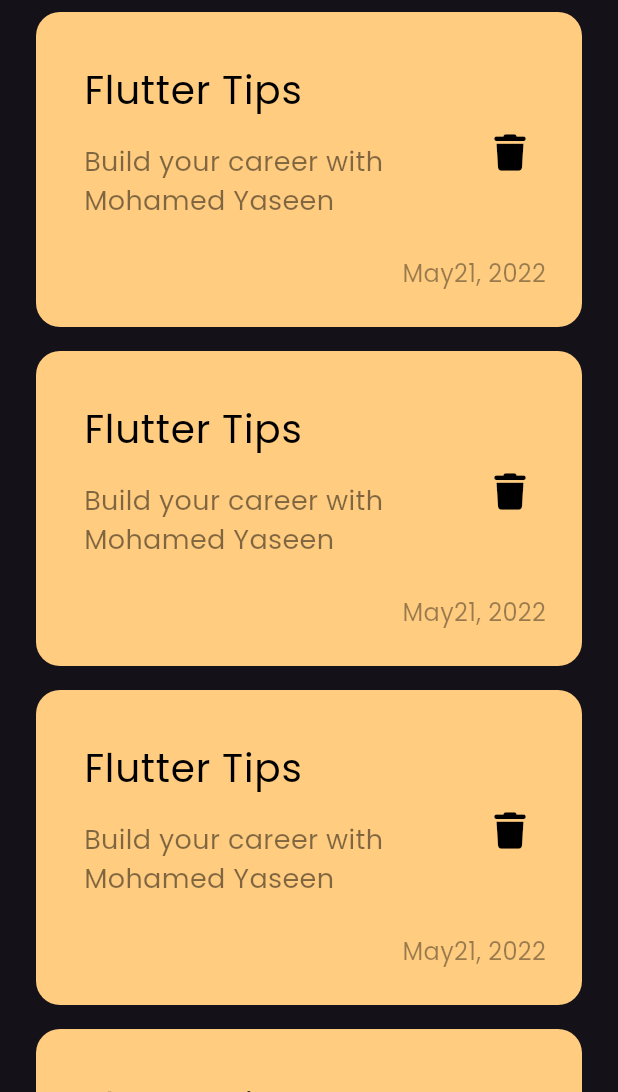
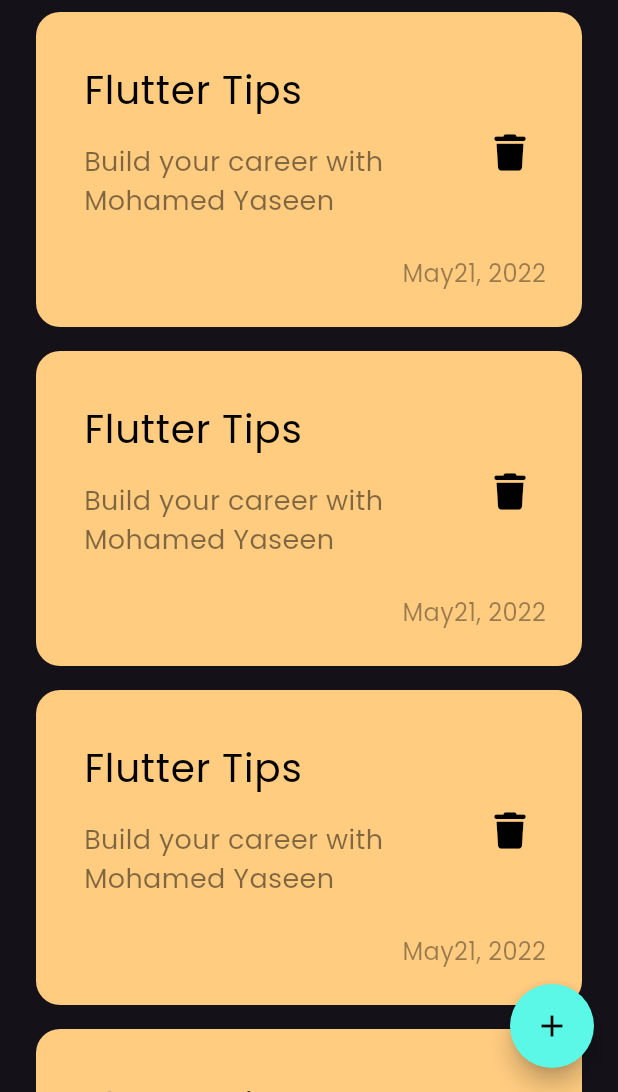
Before and after one commit to mohamed-yaseen13/notes_app, a Flutter app: the screen it shows after launch, on a phone screen of 412 x 824 dp, the part 144-1236 px from its top. Run offline on Flutter 3.47's test engine with Material 3 defaults, Android fonts, the phone set to English and light mode, and no system bars; our stand-ins replace font_awesome_flutter.

Commit message:
create the floating action button

```diff
--- a/lib/views/notes_view.dart
+++ b/lib/views/notes_view.dart
@@ -6,6 +6,22 @@ class NotesView extends StatelessWidget {
 
   @override
   Widget build(BuildContext context) {
-    return const Scaffold(body: NotesViewBody());
+    return Scaffold(
+      floatingActionButton: FloatingActionButton(
+        onPressed: () {},
+        backgroundColor: const Color.fromARGB(
+          255,
+          91,
+          247,
+          231,
+        ),
+        shape: const CircleBorder(),
+        child: const Icon(
+          Icons.add,
+          color: Colors.black,
+        ),
+      ),
+      body: const NotesViewBody(),
+    );
   }
 }
```
